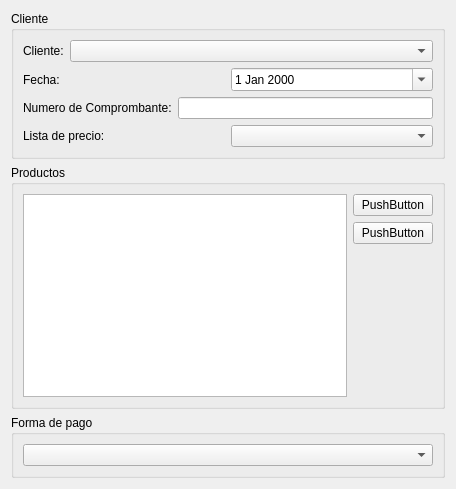
Above: trunk/plugins/ventas/FormAgregarVentaBase.ui from chungote/gestotux before the change. Below: the same form after it.
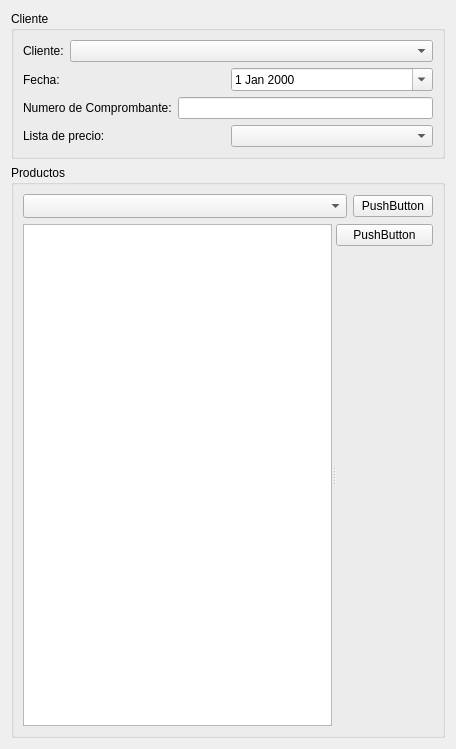
That is the form after the change.

Commit message: modificaciones a las tablas de ventas y compras.

The edit to the form file:
```diff
--- a/trunk/plugins/ventas/FormAgregarVentaBase.ui
+++ b/trunk/plugins/ventas/FormAgregarVentaBase.ui
@@ -7,13 +7,13 @@
     <x>0</x>
     <y>0</y>
     <width>456</width>
-    <height>489</height>
+    <height>749</height>
    </rect>
   </property>
   <property name="windowTitle">
    <string>Form</string>
   </property>
-  <layout class="QVBoxLayout" name="verticalLayout_2">
+  <layout class="QVBoxLayout" name="verticalLayout_4">
    <item>
     <widget class="QGroupBox" name="GBCliente">
      <property name="title">
@@ -92,22 +92,64 @@
    </item>
    <item>
     <widget class="QGroupBox" name="GBProductos">
+     <property name="sizePolicy">
+      <sizepolicy hsizetype="Preferred" vsizetype="MinimumExpanding">
+       <horstretch>0</horstretch>
+       <verstretch>0</verstretch>
+      </sizepolicy>
+     </property>
      <property name="title">
       <string>Productos</string>
      </property>
-     <layout class="QHBoxLayout" name="horizontalLayout_6">
+     <layout class="QVBoxLayout" name="verticalLayout_2">
       <item>
-       <widget class="QTableView" name="TVProductos"/>
-      </item>
-      <item>
-       <layout class="QVBoxLayout" name="verticalLayout_3">
+       <layout class="QHBoxLayout" name="hl4">
+        <item>
+         <widget class="QComboBox" name="CBProducto">
+          <property name="sizePolicy">
+           <sizepolicy hsizetype="MinimumExpanding" vsizetype="Fixed">
+            <horstretch>0</horstretch>
+            <verstretch>0</verstretch>
+           </sizepolicy>
+          </property>
+          <property name="insertPolicy">
+           <enum>QComboBox::NoInsert</enum>
+          </property>
+          <property name="sizeAdjustPolicy">
+           <enum>QComboBox::AdjustToMinimumContentsLengthWithIcon</enum>
+          </property>
+         </widget>
+        </item>
         <item>
          <widget class="QPushButton" name="PBAgregarProducto">
+          <property name="sizePolicy">
+           <sizepolicy hsizetype="Preferred" vsizetype="Fixed">
+            <horstretch>0</horstretch>
+            <verstretch>0</verstretch>
+           </sizepolicy>
+          </property>
           <property name="text">
            <string>PushButton</string>
           </property>
          </widget>
         </item>
+       </layout>
+      </item>
+      <item>
+       <widget class="QSplitter" name="splitter_2">
+        <property name="orientation">
+         <enum>Qt::Horizontal</enum>
+        </property>
+        <widget class="QTableView" name="TVProductos">
+         <property name="sizePolicy">
+          <sizepolicy hsizetype="MinimumExpanding" vsizetype="MinimumExpanding">
+           <horstretch>0</horstretch>
+           <verstretch>0</verstretch>
+          </sizepolicy>
+         </property>
+        </widget>
+        <widget class="QWidget" name="layoutWidget">
+         <layout class="QVBoxLayout" name="verticalLayout_3">
         <item>
          <widget class="QPushButton" name="PBEliminarProducto">
           <property name="text">
@@ -129,18 +171,8 @@
          </spacer>
         </item>
        </layout>
-      </item>
-     </layout>
-    </widget>
-   </item>
-   <item>
-    <widget class="QGroupBox" name="GBFormaPago">
-     <property name="title">
-      <string>Forma de pago</string>
-     </property>
-     <layout class="QHBoxLayout" name="horizontalLayout_4">
-      <item>
-       <widget class="QComboBox" name="CBFormaPago"/>
+        </widget>
+       </widget>
       </item>
      </layout>
     </widget>
```
Left out of the diff: 6 changed lines with no effect on the pictures. Lines whose indentation alone changed are shown as unchanged. The commit also changes 15 other files.
